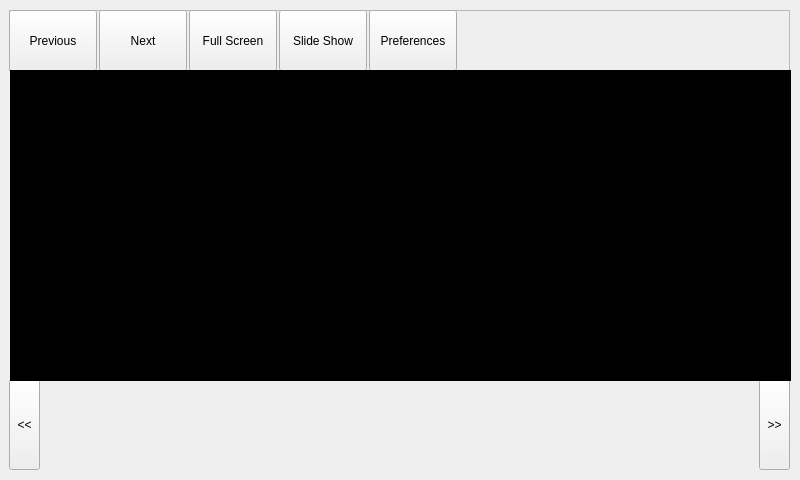
Before: the Qt Designer form widget.ui in cakturk/ImageViewer, drawn with Qt 5.
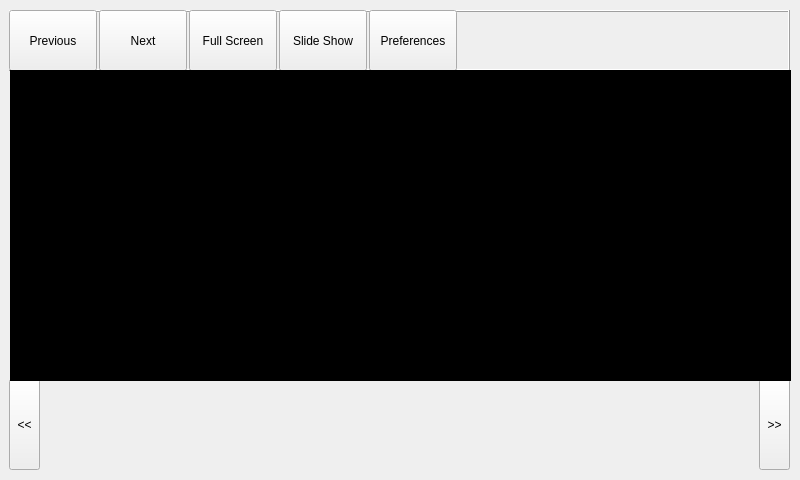
After: the same form once the commit is applied.

Patch:
```diff
--- a/widget.ui
+++ b/widget.ui
@@ -23,11 +23,17 @@
     </rect>
    </property>
    <property name="frameShape">
-    <enum>QFrame::StyledPanel</enum>
+    <enum>QFrame::Box</enum>
    </property>
    <property name="frameShadow">
     <enum>QFrame::Raised</enum>
    </property>
+   <property name="lineWidth">
+    <number>1</number>
+   </property>
+   <property name="midLineWidth">
+    <number>0</number>
+   </property>
    <widget class="QPushButton" name="buttonFullscreen">
     <property name="geometry">
      <rect>
```
